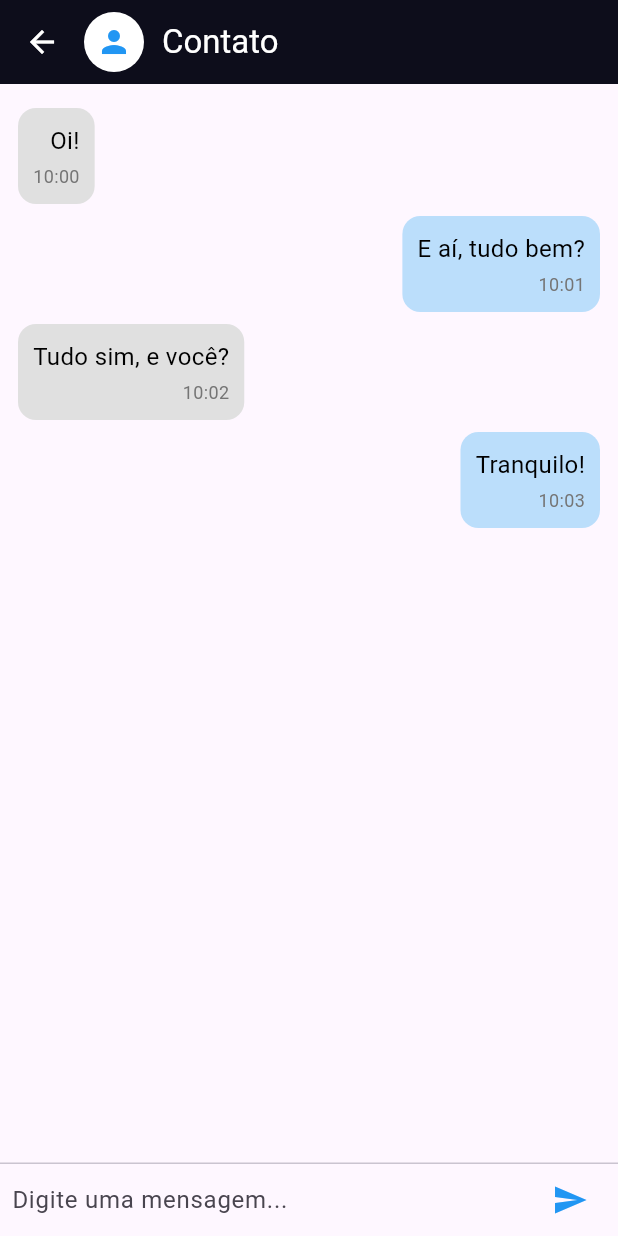
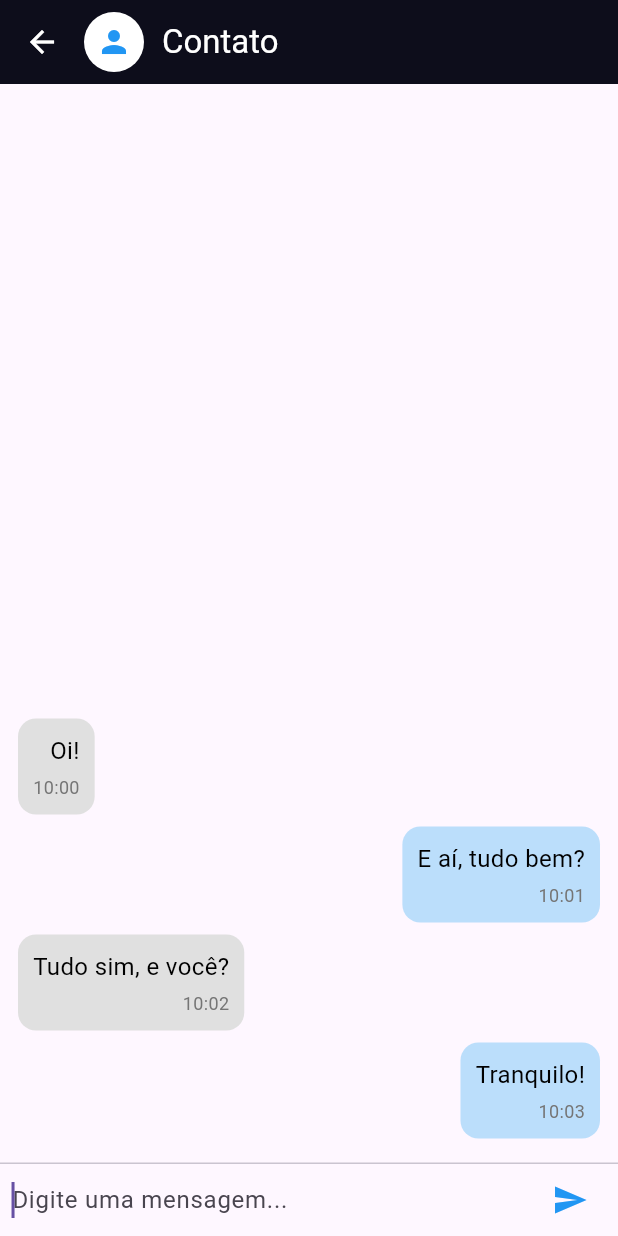
Before and after one commit to JoaoVictorADM/PDM, a Flutter app: the ChatScreen screen opened directly, after a tap on the "send" icon, on a phone screen of 412 x 824 dp. Run offline on Flutter 3.47's test engine with Material 3 defaults, Android fonts, the phone set to English and light mode, and no system bars.

Commit message:
Envio de Mensagens

```diff
--- a/lib/chat_screen.dart
+++ b/lib/chat_screen.dart
@@ -1,18 +1,74 @@
 import 'package:flutter/material.dart';
+import 'messages.dart'; // sua classe Message
 
-class ChatScreen extends StatelessWidget {
+class ChatScreen extends StatefulWidget {
   const ChatScreen({super.key});
 
   @override
-  Widget build(BuildContext context) {
-    final List<Map<String, dynamic>> messages = [
-      {"text": "Oi!", "time": "10:00", "isMe": false},
-      {"text": "E aí, tudo bem?", "time": "10:01", "isMe": true},
-      {"text": "Tudo sim, e você?", "time": "10:02", "isMe": false},
-      {"text": "Tranquilo!", "time": "10:03", "isMe": true},
+  State<ChatScreen> createState() => _ChatScreenState();
+}
+
+class _ChatScreenState extends State<ChatScreen> {
+  late final FocusNode _focusNode;
+  final TextEditingController _controller = TextEditingController();
+  final ScrollController _scrollController = ScrollController(); // <-- NOVO
+
+  final List<Message> messages = [
+    Message(text: "Oi!", time: "10:00", isMe: false),
+    Message(text: "E aí, tudo bem?", time: "10:01", isMe: true),
+    Message(text: "Tudo sim, e você?", time: "10:02", isMe: false),
+    Message(text: "Tranquilo!", time: "10:03", isMe: true),
   ];
 
-    return Scaffold(
+  @override
+  void initState() {
+    super.initState();
+    _focusNode = FocusNode();
+
+    WidgetsBinding.instance.addPostFrameCallback((_) {
+      FocusScope.of(context).requestFocus(_focusNode);
+    });
+  }
+
+  @override
+  void dispose() {
+    _controller.dispose();
+    _focusNode.dispose();
+    _scrollController.dispose(); // <-- NOVO
+    super.dispose();
+  }
+
+  void _sendMessage() {
+    final text = _controller.text.trim();
+    if (text.isNotEmpty) {
+      final now = TimeOfDay.now();
+      final formattedTime = '${now.hour.toString().padLeft(2, '0')}:${now.minute.toString().padLeft(2, '0')}';
+
+      setState(() {
+        messages.add(Message(text: text, time: formattedTime, isMe: true));
+      });
+      _controller.clear();
+      FocusScope.of(context).requestFocus(_focusNode);
+
+      // Scroll automático para o final
+      Future.delayed(Duration(milliseconds: 100), () {
+        if (_scrollController.hasClients) {
+          _scrollController.animateTo(
+            0.0,
+            duration: const Duration(milliseconds: 300),
+            curve: Curves.easeOut,
+          );
+        }
+      });
+    }
+  }
+
+  @override
+  Widget build(BuildContext context) {
+    return GestureDetector(
+      onTap: () => FocusScope.of(context).unfocus(), // tocar fora fecha o teclado
+      child: Scaffold(
+        resizeToAvoidBottomInset: true, // <-- IMPORTANTE
         appBar: AppBar(
           backgroundColor: const Color(0xFF0D0D1B),
           leading: IconButton(
@@ -37,16 +93,16 @@ class ChatScreen extends StatelessWidget {
           children: [
             Expanded(
               child: ListView.builder(
+                controller: _scrollController, // <-- NOVO
                 padding: const EdgeInsets.all(12),
+                reverse: true, // <-- MUITO IMPORTANTE
                 itemCount: messages.length,
                 itemBuilder: (context, index) {
-                final message = messages[index];
-                final alignment =
-                    message['isMe']
+                  final message = messages[messages.length - 1 - index]; // <-- Corrige a ordem
+                  final alignment = message.isMe
                       ? CrossAxisAlignment.end
                       : CrossAxisAlignment.start;
-                final bgColor =
-                    message['isMe'] ? Colors.blue[100] : Colors.grey[300];
+                  final bgColor = message.isMe ? Colors.blue[100] : Colors.grey[300];
                   final textColor = Colors.black;
 
                   return Column(
@@ -64,12 +120,12 @@ class ChatScreen extends StatelessWidget {
                           crossAxisAlignment: CrossAxisAlignment.end,
                           children: [
                             Text(
-                            message['text'],
+                              message.text,
                               style: TextStyle(color: textColor, fontSize: 16),
                             ),
                             const SizedBox(height: 4),
                             Text(
-                            message['time'],
+                              message.time,
                               style: TextStyle(
                                 color: Colors.grey[600],
                                 fontSize: 12,
@@ -84,35 +140,39 @@ class ChatScreen extends StatelessWidget {
               ),
             ),
             const Divider(height: 1),
-          SafeArea(
-            child: Padding(
-              padding: EdgeInsets.only(
-                left: 8,
-                right: 8,
-                bottom: MediaQuery.of(context).viewInsets.bottom,
+            _buildMessageInput(),
+          ],
         ),
+      ),
+    );
+  }
+
+  Widget _buildMessageInput() {
+    return SafeArea(
+      child: Container(
+        padding: const EdgeInsets.symmetric(horizontal: 8),
         child: Row(
           children: [
             Expanded(
               child: TextField(
+                controller: _controller,
+                focusNode: _focusNode,
+                keyboardType: TextInputType.text,
+                textInputAction: TextInputAction.send,
                 decoration: const InputDecoration(
                   hintText: "Digite uma mensagem...",
                   border: InputBorder.none,
                 ),
+                onSubmitted: (_) => _sendMessage(),
               ),
             ),
             IconButton(
               icon: const Icon(Icons.send, color: Colors.blue),
-                    onPressed: () {
-                      // ação de envio
-                    },
+              onPressed: _sendMessage,
             ),
           ],
         ),
       ),
-          ),
-        ],
-      ),
     );
   }
 }
--- /dev/null
+++ b/lib/messages.dart
@@ -0,0 +1,11 @@
+class Message {
+  final String text;
+  final String time;
+  final bool isMe;
+
+  Message({
+    required this.text,
+    required this.time,
+    required this.isMe,
+  });
+}
```
Lines whose indentation alone changed are shown as unchanged.
